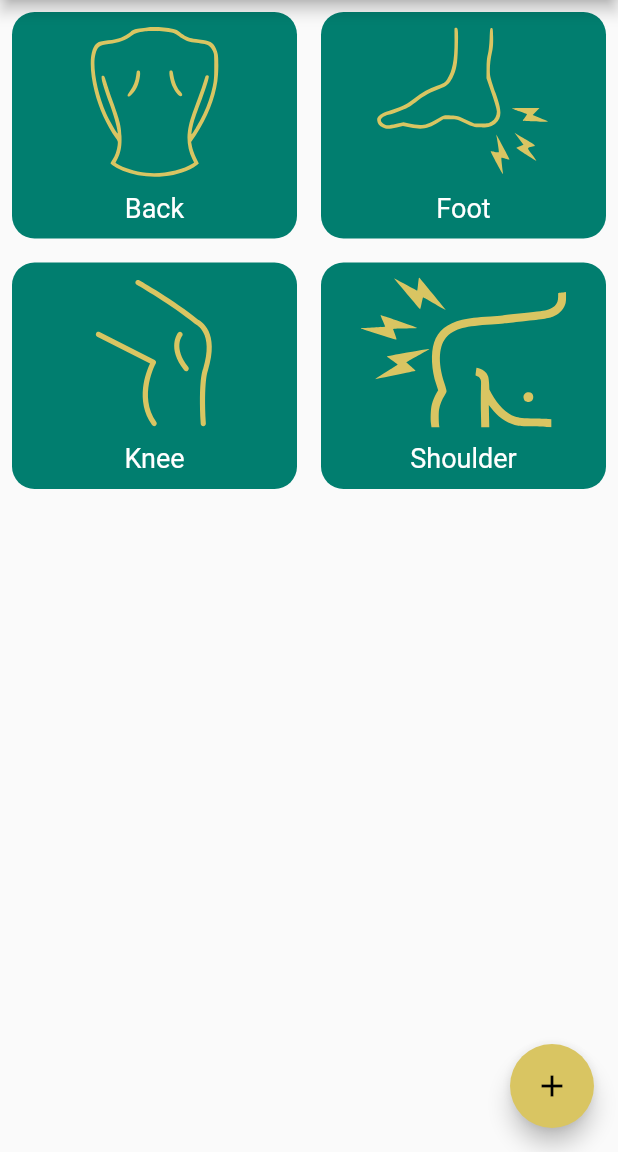
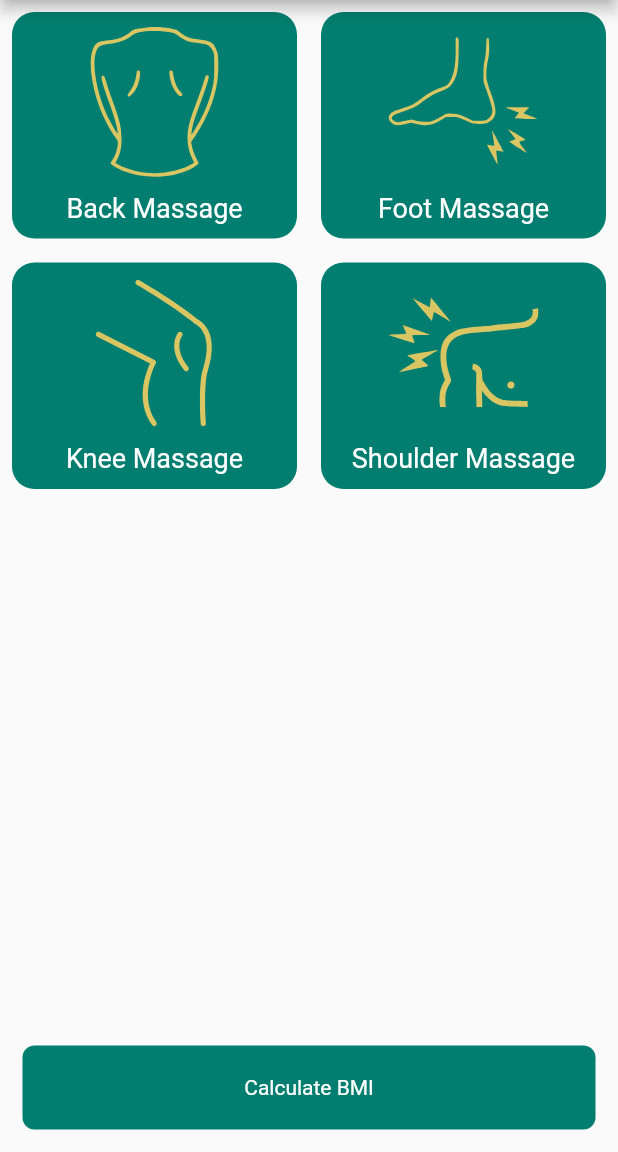
Before and after one commit to codec-akash/Trish-I, a Flutter app: the screen it shows after launch, on a phone screen of 412 x 824 dp, the part 84-1236 px from its top. Run offline on Flutter 3.47's test engine with Material 2 defaults, Android fonts, the phone set to English and light mode, and no system bars; our stand-ins replace flutter_svg.

Commit message:
added button to the homepage

```diff
--- a/lib/screens/home_screen.dart
+++ b/lib/screens/home_screen.dart
@@ -1,5 +1,7 @@
 import 'package:flutter/material.dart';
 import '../widgets/body_part_card.dart';
+import 'package:trishi/global/global.dart';
+import 'bmi_page.dart';
 
 class HomeScreen extends StatefulWidget {
   const HomeScreen({Key? key}) : super(key: key);
@@ -14,10 +16,6 @@ class _HomeScreenState extends State<HomeScreen> {
     return Scaffold(
       appBar: AppBar(
         title: Text("Trish - I"),
-      ),
-      floatingActionButton: FloatingActionButton(
-        onPressed: () {},
-        child: Icon(Icons.add),
       ),
       body: Column(
         children: [
@@ -51,6 +49,27 @@ class _HomeScreenState extends State<HomeScreen> {
               )),
             ],
           ),
+          Spacer(),
+          InkWell(
+            child: Container(
+              width: double.infinity,
+              padding: EdgeInsets.symmetric(vertical: 20.0),
+              margin: EdgeInsets.symmetric(horizontal: 15.0, vertical: 15.0),
+              decoration: BoxDecoration(
+                color: Theme.of(context).primaryColor,
+                borderRadius: BorderRadius.circular(8),
+              ),
+              alignment: Alignment.center,
+              child: Text(
+                "Calculate BMI",
+                style: TextStyle(color: Colors.white),
+              ),
+            ),
+            onTap: () {
+              Navigator.of(context)
+                  .push(MaterialPageRoute(builder: (context) => BmiEntry()));
+            },
+          ),
         ],
       ),
     );
--- a/lib/screens/pressure_adjust.dart
+++ b/lib/screens/pressure_adjust.dart
@@ -28,7 +28,9 @@ class _PressureAdjustState extends State<PressureAdjust> {
           children: [
             SvgPicture.asset(
               widget.imagePath,
+              width: 110,
               height: 110,
+              color: Theme.of(context).primaryColor,
             ),
             SliderWidget(),
             Expanded(
--- a/lib/widgets/body_part_card.dart
+++ b/lib/widgets/body_part_card.dart
@@ -36,13 +36,14 @@ class BodypartCard extends StatelessWidget {
               Container(
                 child: SvgPicture.asset(
                   imagePath,
+                  width: 100,
                   height: 100,
                   color: Theme.of(context).accentColor,
                 ),
               ),
               SizedBox(height: 10),
               Text(
-                bodyPart,
+                "$bodyPart Massage",
                 style: TextStyle(
                   fontSize: 18.0,
                   color: Colors.white,
```
